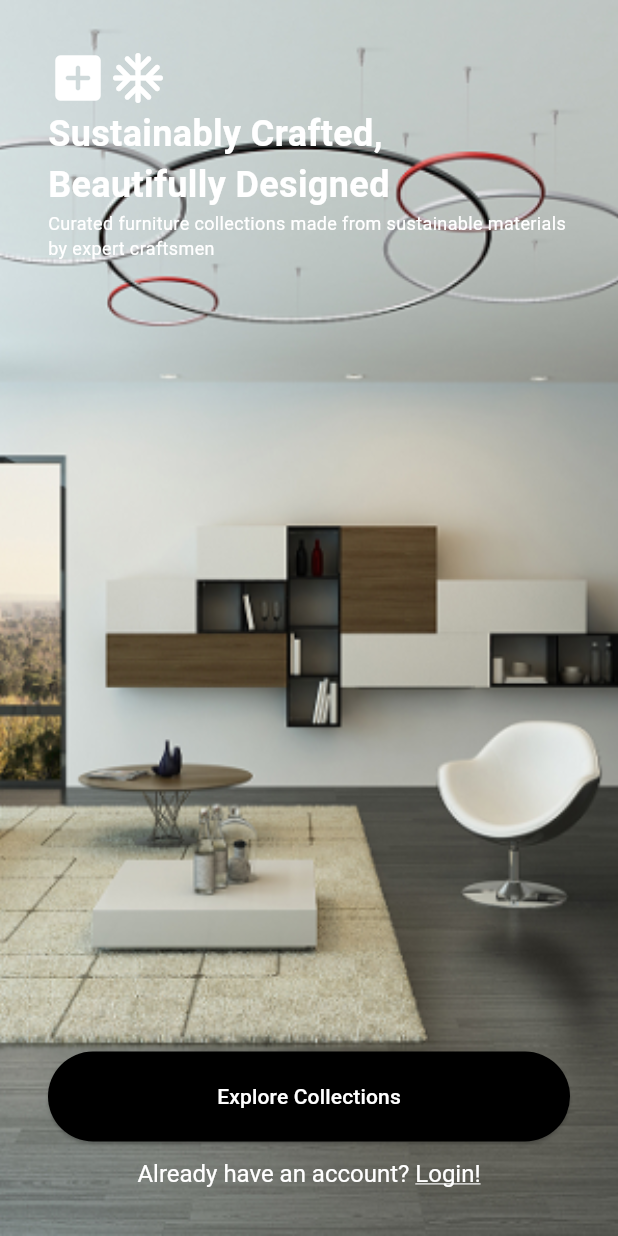
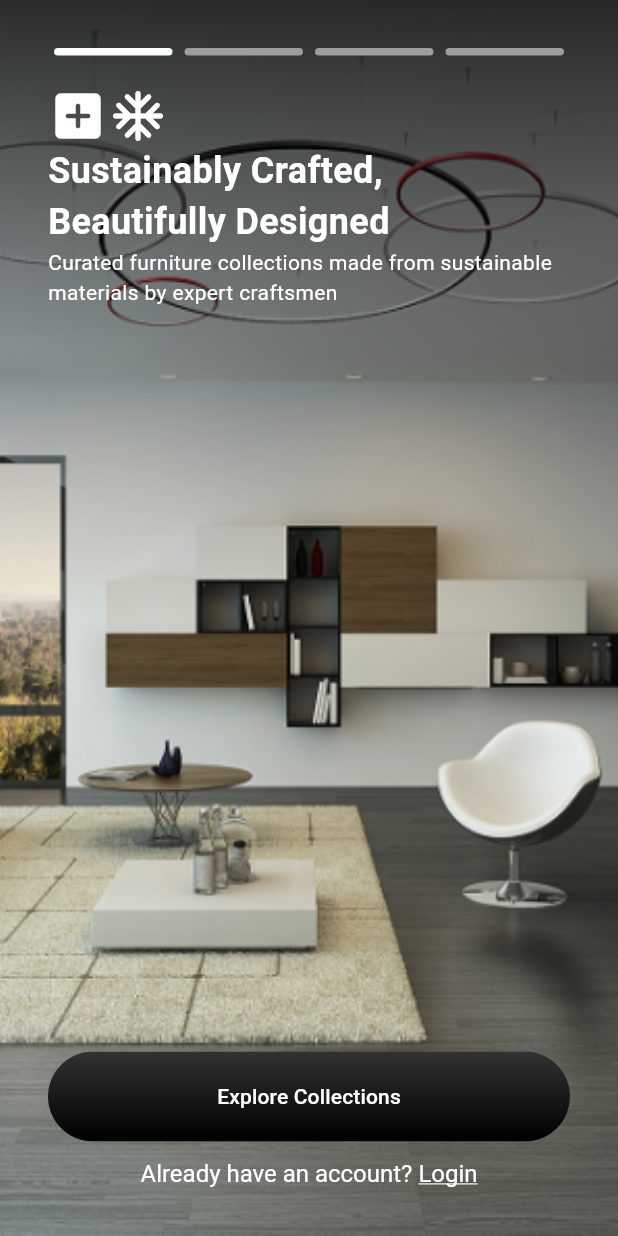
Before and after one commit to Jordan711/flutter-UI, a Flutter app: the screen it shows after launch, on a phone screen of 412 x 824 dp. Run offline on Flutter 3.47's test engine with Material 3 defaults, Android fonts, the phone set to English and light mode, and no system bars; our stand-ins replace google_fonts.

```diff
--- a/furniture_store/lib/pages/home.dart
+++ b/furniture_store/lib/pages/home.dart
@@ -9,24 +9,48 @@ class Home extends StatelessWidget {
   Widget build(BuildContext context) {
     return Scaffold(
       body: SafeArea(
-        child: Container(
-          width: double.infinity,
-          padding: EdgeInsets.all(32.0),
+        child: Stack(
+          children: [
+            Container(
               decoration: BoxDecoration(
                 image: DecorationImage(
                   image: AssetImage("images/table-living-room.png"),
                   fit: BoxFit.cover,
                 ),
               ),
+            ),
+            Container(
+              width: double.infinity,
+              height: double.infinity,
+              padding: EdgeInsets.all(32.0),
 
+              decoration: BoxDecoration(
+                gradient: LinearGradient(
+                  begin: Alignment.topCenter,
+                  end: Alignment(0.0, 0.0),
+                  colors: [Colors.black.withOpacity(0.8), Colors.transparent],
+                ),
+              ),
               child: Column(
                 mainAxisAlignment: MainAxisAlignment.start,
                 crossAxisAlignment: CrossAxisAlignment.start,
                 children: [
+                  LineButtons(),
+
+                  SizedBox(height: 20.0),
+
                   Row(
                     children: [
-                  Icon(Icons.add_box_rounded, color: Colors.white, size: 40),
-                  Icon(Icons.ac_unit_rounded, color: Colors.white, size: 40),
+                      Icon(
+                        Icons.add_box_rounded,
+                        color: Colors.white,
+                        size: 40,
+                      ),
+                      Icon(
+                        Icons.ac_unit_rounded,
+                        color: Colors.white,
+                        size: 40,
+                      ),
                     ],
                   ),
                   Text(
@@ -39,34 +63,53 @@ class Home extends StatelessWidget {
                   ),
                   Text(
                     "Curated furniture collections made from sustainable materials by expert craftsmen",
-                style: TextStyle(fontSize: 12.0, color: Colors.white),
+                    style: TextStyle(fontSize: 14.0, color: Colors.white),
                   ),
 
                   Spacer(),
 
                   ElevatedButton(
-                style: ButtonStyle(
-                  backgroundColor: WidgetStateProperty.all(Colors.black),
-                  padding: WidgetStateProperty.all(
-                    EdgeInsets.symmetric(vertical: 20.0),
+                    style: ElevatedButton.styleFrom(
+                      padding: EdgeInsets.zero,
+                      shape: RoundedSuperellipseBorder(
+                        borderRadius: BorderRadius.circular(50.0),
                       ),
+                      backgroundColor: Colors.transparent,
+                      shadowColor: Colors.transparent,
                     ),
                     onPressed: () {
                       Navigator.of(context).push(
                         MaterialPageRoute(builder: (builder) => Catalogue()),
                       );
                     },
-                child: Center(
+                    child: Ink(
+                      decoration: BoxDecoration(
+                        gradient: LinearGradient(
+                          begin: Alignment.topCenter,
+                          end: Alignment.bottomCenter,
+                          colors: [
+                            const Color.fromARGB(255, 50, 50, 50),
+                            Colors.black,
+                          ],
+                        ),
+                        borderRadius: BorderRadius.circular(50.0),
+                      ),
+                      child: Container(
+                        alignment: Alignment.center,
+                        padding: EdgeInsets.symmetric(vertical: 20.0),
                         child: Text(
                           "Explore Collections",
                           style: TextStyle(color: Colors.white),
                         ),
                       ),
                     ),
+                  ),
 
                   SizedBox(height: 12.0),
                   Center(
-                child: RichText(text: TextSpan(children: [
+                    child: RichText(
+                      text: TextSpan(
+                        children: [
                           TextSpan(
                             text: "Already have an account? ",
                             style: TextStyle(
@@ -75,23 +118,63 @@ class Home extends StatelessWidget {
                             ),
                           ),
                           TextSpan(
-                    text: "Login!",
+                            text: "Login",
                             style: TextStyle(
                               fontSize: 16.0,
                               color: Colors.white,
-                      decoration: TextDecoration.underline
+                              decoration: TextDecoration.underline,
                             ),
                             recognizer: TapGestureRecognizer()
                               ..onTap = () {
                                 print('Login tapped!');
-                      }
-                  )
-                ])),
+                              },
                           ),
                         ],
                       ),
                     ),
                   ),
+                ],
+              ),
+            ),
+          ],
+        ),
+      ),
     );
   }
 }
+
+class LineButtons extends StatefulWidget {
+  const LineButtons({super.key});
+
+  @override
+  State<LineButtons> createState() => _LineButtonsState();
+}
+
+class _LineButtonsState extends State<LineButtons> {
+  int selected = 0;
+
+  @override
+  Widget build(BuildContext context) {
+    return Row(
+      children: List.generate(4, (index) {
+        return Expanded(
+          child: InkWell(
+            onTap: () {
+              setState(() {
+                selected = index;
+              });
+            },
+            child: Container(
+              height: 5,
+              margin: EdgeInsets.symmetric(horizontal: 4),
+              decoration: BoxDecoration(
+                borderRadius: BorderRadius.circular(15.0),
+                color: selected == index ? Colors.white : Colors.grey,
+              ),
+            ),
+          ),
+        );
+      }),
+    );
+  }
+}
```
Lines whose indentation alone changed are shown as unchanged.
